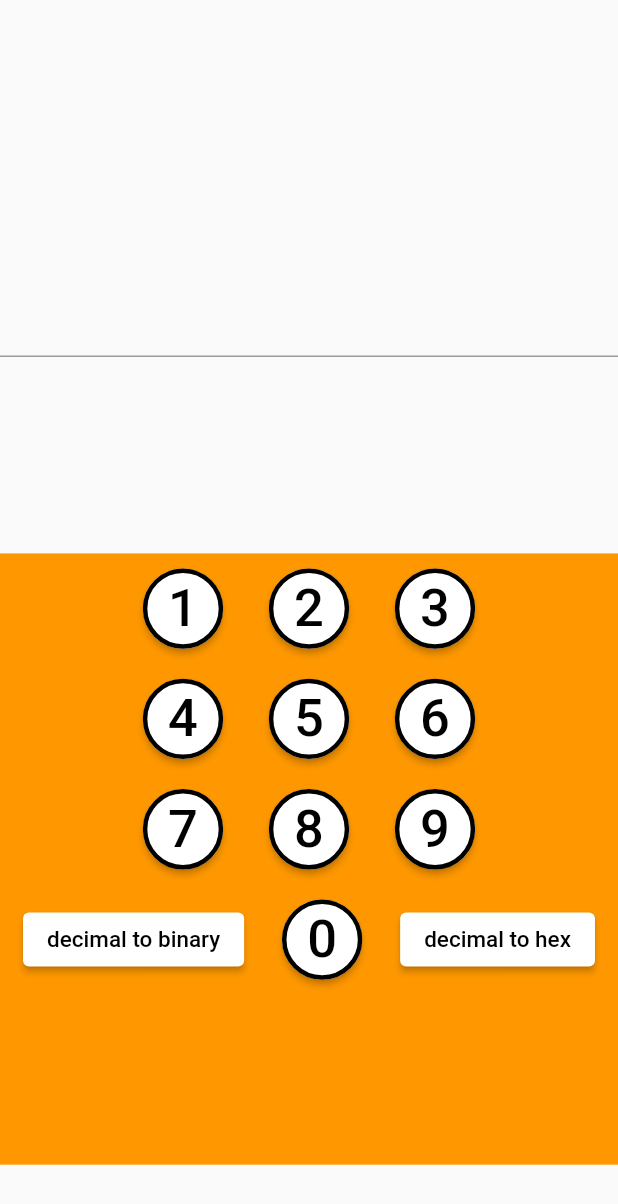
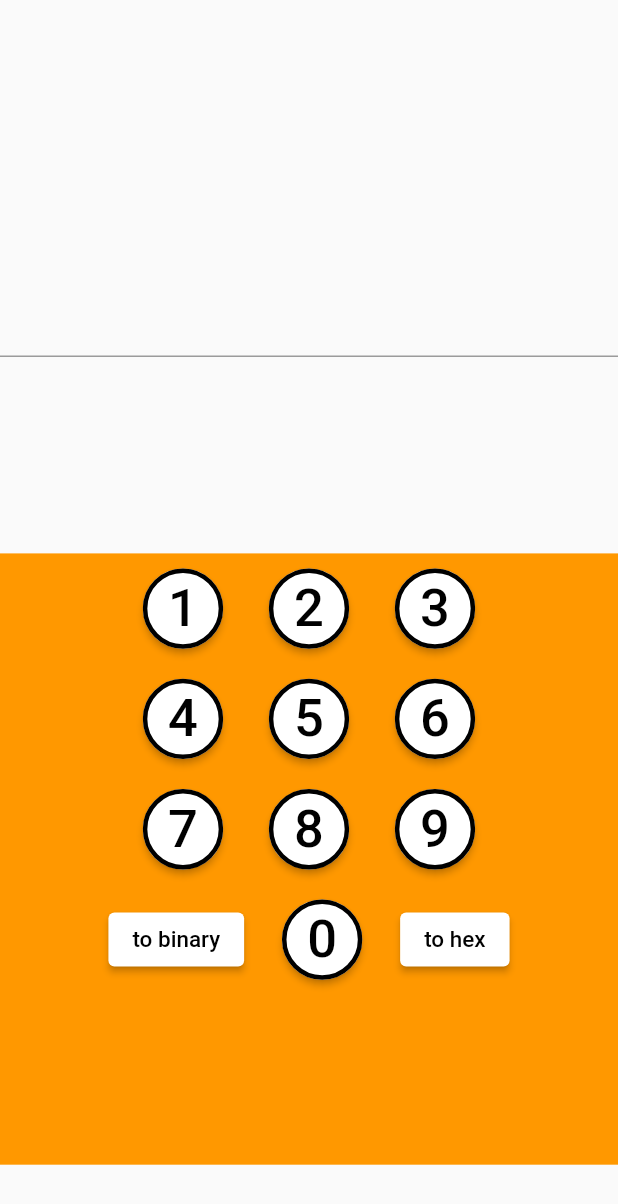
Before and after one commit to itumo-arigatone/simple_binary_converter, a Flutter app: the screen it shows after launch, swiped to page 2, on a phone screen of 412 x 824 dp. Shown: the top 1204 px of the screen. Run offline on Flutter 3.47's test engine with Material 2 defaults, Android fonts, the phone set to English and light mode, and no system bars.

Commit message:
16進数画面もスイッチ追加

```diff
--- a/lib/binary_switch.dart
+++ b/lib/binary_switch.dart
@@ -15,10 +15,10 @@ class _ModeSwitchState extends State<ModeSwitch> {
   Map<String, String> modeDecimal = {
     "0": "to decimal", // binary
     "1": "to hex", // binary
-    "2": "decimal to binary", // decimal
-    "3": "decimal to hex", // decimal
-    "4": "hex to binary", // hex
-    "5": "hex to decimal", // hex
+    "2": "to binary", // decimal
+    "3": "to hex", // decimal
+    "4": "to binary", // hex
+    "5": "to decimal", // hex
   };
   @override
   Widget build(BuildContext context) {
@@ -34,6 +34,7 @@ class _ModeSwitchState extends State<ModeSwitch> {
         });
       },
       child: Text(
+        // String?ってなんだろう。。Stringとは違うらしい
         mode.toString(),
         style: TextStyle(
           fontSize: 15,
--- a/lib/keypad.dart
+++ b/lib/keypad.dart
@@ -90,6 +90,8 @@ class KeyPad {
 
     Container hexKeypad() {
       NumButton button = NumButton(context, onChangeInputData);
+      ModeSwitch binaryMode = ModeSwitch(setMode, "4");
+      ModeSwitch decimalMode = ModeSwitch(setMode, "5");
       return Container(
       color: Colors.orange,
       child: Column(
@@ -149,7 +151,15 @@ class KeyPad {
             children: <Widget>[
               Padding(
                 padding: const EdgeInsets.all(10),
+                child: binaryMode,
+              ),
+              Padding(
+                padding: const EdgeInsets.all(10),
                 child: button.numButton("0"),
+              ),
+              Padding(
+                padding: const EdgeInsets.all(10),
+                child: decimalMode,
               ),
             ],
           ),
--- a/lib/main.dart
+++ b/lib/main.dart
@@ -252,7 +252,11 @@ class _MyHomePageState extends State<MyHomePage> {
               if (direction == DismissDirection.up) {
                 _clearNum();
               } else {
-                _setResult(calculation.ConvertHexToDecimal(_number));
+                if (_convertMode == "4") {
+                  _setResult(calculation.ConvertHexToBinary(_number));
+                } else if (_convertMode == "5") {
+                  _setResult(calculation.ConvertHexToDecimal(_number));
+                }
               }
               return;
             },
```
